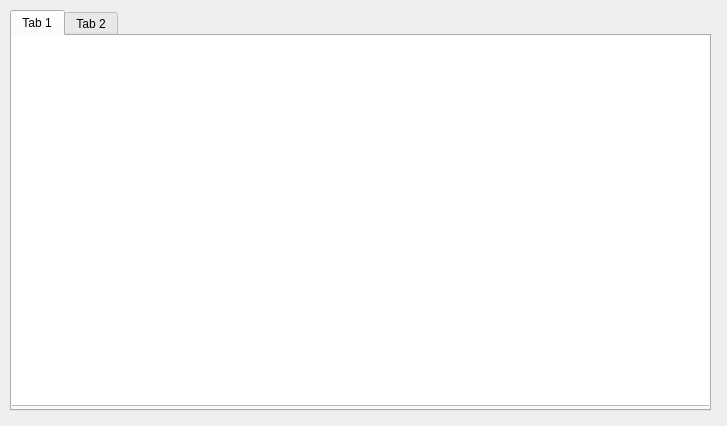
This is qt/02/gui.ui in peterforro/Python as Qt 5 draws it before an edit. The edited form follows.
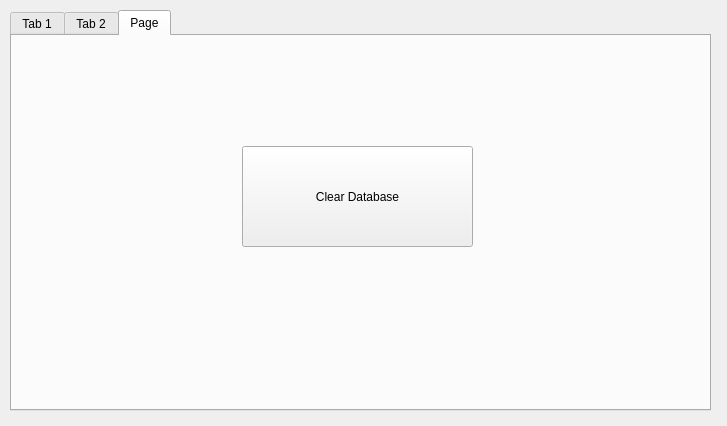
This is the edited form. The open tabs and pages were chosen to show the change.

```diff
--- a/qt/02/gui.ui
+++ b/qt/02/gui.ui
@@ -40,7 +40,7 @@
      </property>
      <layout class="QGridLayout" name="gridLayout">
       <item row="0" column="0">
-       <widget class="QTextBrowser" name="textBrowser"/>
+       <widget class="QTableView" name="tableView"/>
       </item>
      </layout>
     </widget>
@@ -109,6 +109,24 @@
      </layout>
     </widget>
    </widget>
+   <widget class="QWidget" name="options">
+    <attribute name="title">
+     <string>Page</string>
+    </attribute>
+    <widget class="QPushButton" name="clear_button">
+     <property name="geometry">
+      <rect>
+       <x>230</x>
+       <y>110</y>
+       <width>231</width>
+       <height>101</height>
+      </rect>
+     </property>
+     <property name="text">
+      <string>Clear Database</string>
+     </property>
+    </widget>
+   </widget>
   </widget>
  </widget>
  <resources/>
```
